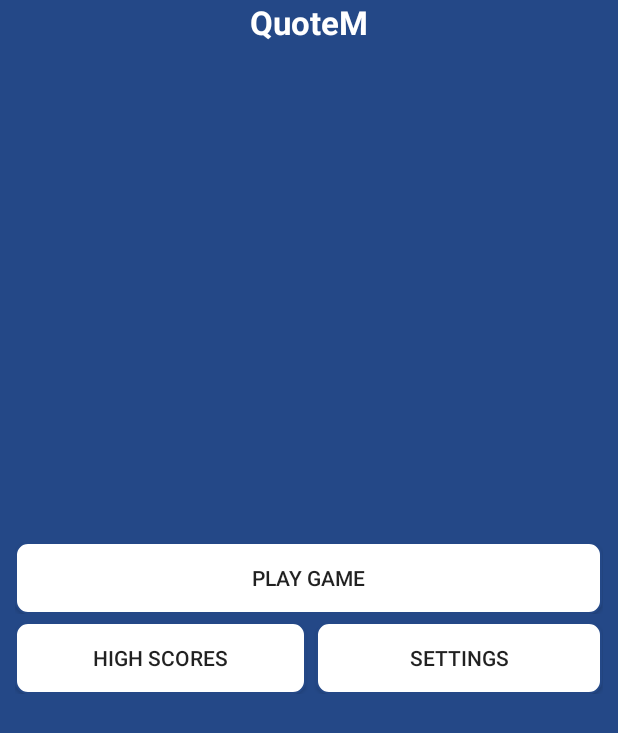
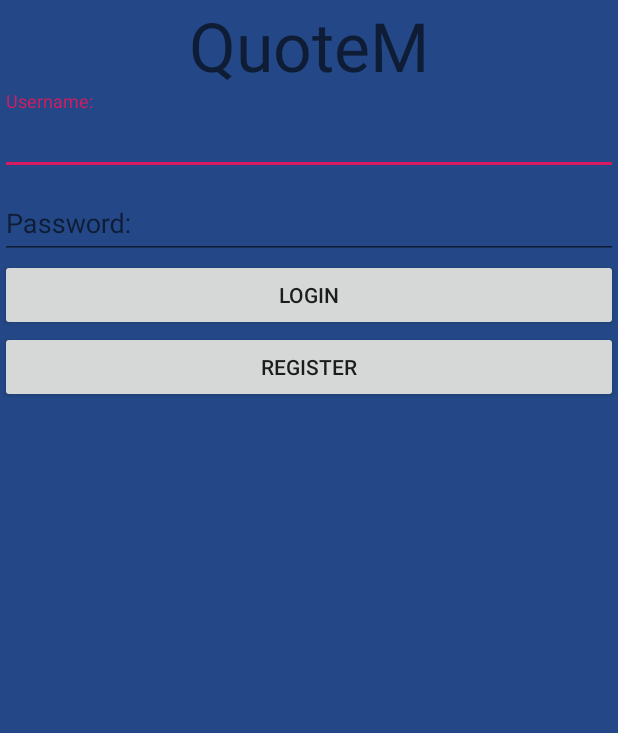
Before and after one commit to johade777/QuoteMNativeAndroid, an Android app: the screen it shows after launch (MainActivity before the commit, LoginActivity after it), on a phone screen of 412 x 824 dp. Shown: the top 733 px of the screen. Run offline under Robolectric (Android 15) with nearby library versions, the light colour scheme and no system bars; our stand-ins replace Room's generated code, RxJava.

Commit message:
Added temporary login screen that will save token to user pref.

```diff
--- a/app/build.gradle
+++ b/app/build.gradle
@@ -29,10 +29,9 @@
     implementation 'androidx.constraintlayout:constraintlayout:2.0.0-beta2'
     implementation 'androidx.recyclerview:recyclerview-selection:1.0.0'
     implementation 'androidx.coordinatorlayout:coordinatorlayout:1.0.0'
-    implementation 'com.google.android.material:material:1.1.0-alpha08'
+    implementation 'com.google.android.material:material:1.0.0'
     implementation 'com.squareup.retrofit2:retrofit:2.6.0'
     implementation 'com.squareup.retrofit2:converter-gson:2.3.0'
-
     implementation 'io.reactivex.rxjava2:rxandroid:2.1.1'
     implementation 'com.squareup.retrofit2:adapter-rxjava2:2.6.0'
 
--- /dev/null
+++ b/app/src/main/java/com/johade/quotem/Views_Activities/LoginActivity.java
@@ -0,0 +1,83 @@
+package com.johade.quotem.Views_Activities;
+
+import androidx.appcompat.app.AppCompatActivity;
+
+import android.content.Intent;
+import android.os.Bundle;
+import android.widget.Button;
+import android.widget.Toast;
+
+import com.google.android.material.textfield.TextInputEditText;
+import com.johade.quotem.R;
+import com.johade.quotem.model.LoginResponse;
+import com.johade.quotem.service.QuoteMRepository;
+
+import retrofit2.Call;
+import retrofit2.Callback;
+import retrofit2.Response;
+
+public class LoginActivity extends AppCompatActivity {
+
+    private QuoteMRepository repository;
+    private TextInputEditText usernameEdit;
+    private TextInputEditText passwordEdit;
+    private Button loginButton;
+    private Button registerButton;
+
+    @Override
+    protected void onCreate(Bundle savedInstanceState) {
+        super.onCreate(savedInstanceState);
+        setContentView(R.layout.activity_login);
+
+        usernameEdit = findViewById(R.id.loginUsername);
+        passwordEdit = findViewById(R.id.loginPassword);
+        loginButton = findViewById(R.id.loginButton);
+        registerButton = findViewById(R.id.registerButton);
+        repository = new QuoteMRepository(this);
+
+        loginButton.setOnClickListener(view -> login());
+
+        registerButton.setOnClickListener(view -> register());
+
+        checkIfLoggedIn();
+    }
+
+    private void login(){
+        String username = usernameEdit.getText().toString();
+        String password = passwordEdit.getText().toString();
+        Call<LoginResponse> call = repository.login(username, password);
+        call.enqueue(new Callback<LoginResponse>() {
+            @Override
+            public void onResponse(Call<LoginResponse> call, Response<LoginResponse> response) {
+                if(response.isSuccessful()) {
+                    Toast.makeText(LoginActivity.this, "Token: " + response.body().getAuthToken(), Toast.LENGTH_LONG).show();
+                    repository.setToken(response.body().getAuthToken());
+                    loggedIn();
+                }
+                else{
+                    Toast.makeText(LoginActivity.this, "Failed Login", Toast.LENGTH_SHORT).show();
+                }
+            }
+
+            @Override
+            public void onFailure(Call<LoginResponse> call, Throwable t) {
+
+            }
+        });
+    }
+
+    private void register(){
+        Toast.makeText(LoginActivity.this, "Not Implemented", Toast.LENGTH_SHORT).show();
+    }
+
+    private void checkIfLoggedIn(){
+        if(repository.getToken() != null && !repository.getToken().isEmpty()){
+            loggedIn();
+        }
+    }
+
+    private void loggedIn(){
+        Intent openActivity = new Intent(LoginActivity.this, MainActivity.class);
+        startActivity(openActivity);
+    }
+}
--- a/app/src/main/java/com/johade/quotem/adapters/HighScoreAdapter.java
+++ b/app/src/main/java/com/johade/quotem/adapters/HighScoreAdapter.java
@@ -20,7 +20,7 @@
     @NonNull
     @Override
     public HighScoreHolder onCreateViewHolder(@NonNull ViewGroup parent, int viewType) {
-        View itemView = LayoutInflater.from(parent.getContext()).inflate(R.layout.highscore_item_view, parent, false);
+        View itemView = LayoutInflater.from(parent.getContext()).inflate(R.layout.item_view_highscore, parent, false);
         return new HighScoreHolder(itemView);
     }
 
--- a/app/src/main/java/com/johade/quotem/service/QuoteMRepository.java
+++ b/app/src/main/java/com/johade/quotem/service/QuoteMRepository.java
@@ -1,5 +1,6 @@
 package com.johade.quotem.service;
 import android.content.Context;
+import android.content.SharedPreferences;
 import android.os.AsyncTask;
 
 import androidx.lifecycle.LiveData;
@@ -27,6 +28,7 @@
     UserService userService;
     AppDatabase applicationDatabase;
     HighScoreDao highScoreDao;
+    SharedPreferences preferences;
     private CompositeDisposable mDisposable = new CompositeDisposable();
 
     public QuoteMRepository(Context applicationContext){
@@ -36,6 +38,7 @@
         userService = RetrofitSingleton.getRetrofitInstance().create(UserService.class);
         applicationDatabase = AppDatabase.getInstance(applicationContext);
         highScoreDao = applicationDatabase.highScoreDao();
+        preferences = applicationContext.getSharedPreferences("myPrefs",  Context.MODE_PRIVATE);
     }
 
     public void insertHighscore(Highscore score){
@@ -65,6 +68,14 @@
 
     public Call<GetQuizzesResponse> getUserQizzes(String token){
         return userService.getUserQuizzes(token);
+    }
+
+    public void setToken(String token){
+        preferences.edit().putString("token", token).commit();
+    }
+
+    public String getToken(){
+        return preferences.getString("token", "");
     }
 
     private static class InsertScore extends AsyncTask<Highscore, Void, Void>{
--- /dev/null
+++ b/app/src/main/res/layout/activity_login.xml
@@ -0,0 +1,59 @@
+<?xml version="1.0" encoding="utf-8"?>
+<LinearLayout xmlns:android="http://schemas.android.com/apk/res/android"
+    xmlns:tools="http://schemas.android.com/tools"
+    android:layout_width="match_parent"
+    android:layout_height="match_parent"
+    android:orientation="vertical">
+
+    <TextView
+        android:id="@+id/textView3"
+        android:layout_width="match_parent"
+        android:layout_height="wrap_content"
+        android:gravity="center_horizontal"
+        android:text="QuoteM"
+        android:textAppearance="@style/TextAppearance.AppCompat.Display2" />
+
+    <ImageView
+        android:id="@+id/imageView"
+        android:layout_width="match_parent"
+        android:layout_height="wrap_content"
+        tools:srcCompat="@tools:sample/avatars" />
+
+    <com.google.android.material.textfield.TextInputLayout
+        android:layout_width="match_parent"
+        android:layout_height="wrap_content">
+
+        <com.google.android.material.textfield.TextInputLayout
+            android:layout_width="match_parent"
+            android:layout_height="match_parent">
+
+            <com.google.android.material.textfield.TextInputEditText
+                android:layout_width="match_parent"
+                android:layout_height="wrap_content"
+                android:id="@+id/loginPassword"
+                android:hint="Password: "
+                android:textColor="@android:color/white"
+                android:textColorHint="@android:color/white" />
+        </com.google.android.material.textfield.TextInputLayout>
+
+        <com.google.android.material.textfield.TextInputEditText
+            android:layout_width="match_parent"
+            android:layout_height="wrap_content"
+            android:id="@+id/loginUsername"
+            android:hint="Username: "
+            android:textColor="@android:color/white"
+            android:textColorHint="@android:color/white" />
+    </com.google.android.material.textfield.TextInputLayout>
+
+    <Button
+        android:id="@+id/loginButton"
+        android:layout_width="match_parent"
+        android:layout_height="wrap_content"
+        android:text="Login" />
+
+    <Button
+        android:id="@+id/registerButton"
+        android:layout_width="match_parent"
+        android:layout_height="wrap_content"
+        android:text="Register" />
+</LinearLayout>
--- a/app/src/main/res/layout/content_high_scores.xml
+++ b/app/src/main/res/layout/content_high_scores.xml
@@ -11,5 +11,5 @@
         android:id="@+id/highScoreRecycler"
         android:layout_width="match_parent"
         android:layout_height="match_parent"
-        tools:listitem="@layout/highscore_item_view" />
+        tools:listitem="@layout/item_view_highscore" />
 </LinearLayout>
--- /dev/null
+++ b/app/src/main/res/layout/item_view_quiz.xml
@@ -0,0 +1,6 @@
+<?xml version="1.0" encoding="utf-8"?>
+<LinearLayout xmlns:android="http://schemas.android.com/apk/res/android"
+    android:orientation="vertical" android:layout_width="match_parent"
+    android:layout_height="match_parent">
+
+</LinearLayout>
```
Also changed, not shown: app/src/main/AndroidManifest.xml (+12 -14 lines), app/src/main/java/com/johade/quotem/Views_Activities/MainActivity.java (+20 -64 lines), app/src/main/java/com/johade/quotem/Views_Activities/QuizzesActivity.java (added, +16 -0 lines), app/src/main/java/com/johade/quotem/service/RetrofitSingleton.java (+9 -0 lines), app/src/main/res/layout/activity_quizzes.xml (added, +19 -0 lines), app/src/main/res/layout/item_view_highscore.xml (renamed from app/src/main/res/layout/highscore_item_view.xml), 2 other files.
